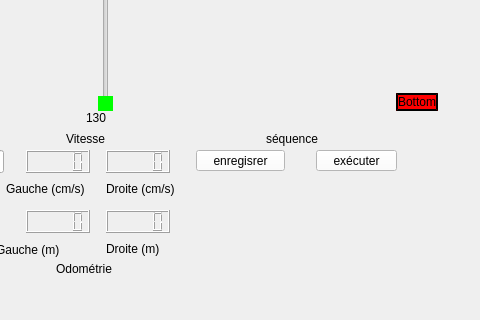
Old version of the form mainwindow.ui in the repository monsieur7/robotProjet; both pictures show x 594 to 1074 and y 306 to 626 of the 1453 by 745 pixel window.
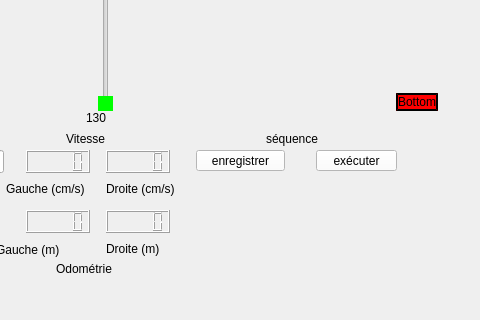
New version of the form. Icons and pictures are not drawn.

Diff of the .ui file:
```diff
--- a/mainwindow.ui
+++ b/mainwindow.ui
@@ -591,7 +591,7 @@
      <string notr="true">background-color : rgb(255, 255, 255);</string>
     </property>
     <property name="text">
-     <string>enregisrer</string>
+     <string>enregistrer</string>
     </property>
    </widget>
    <widget class="QPushButton" name="executer">
```
